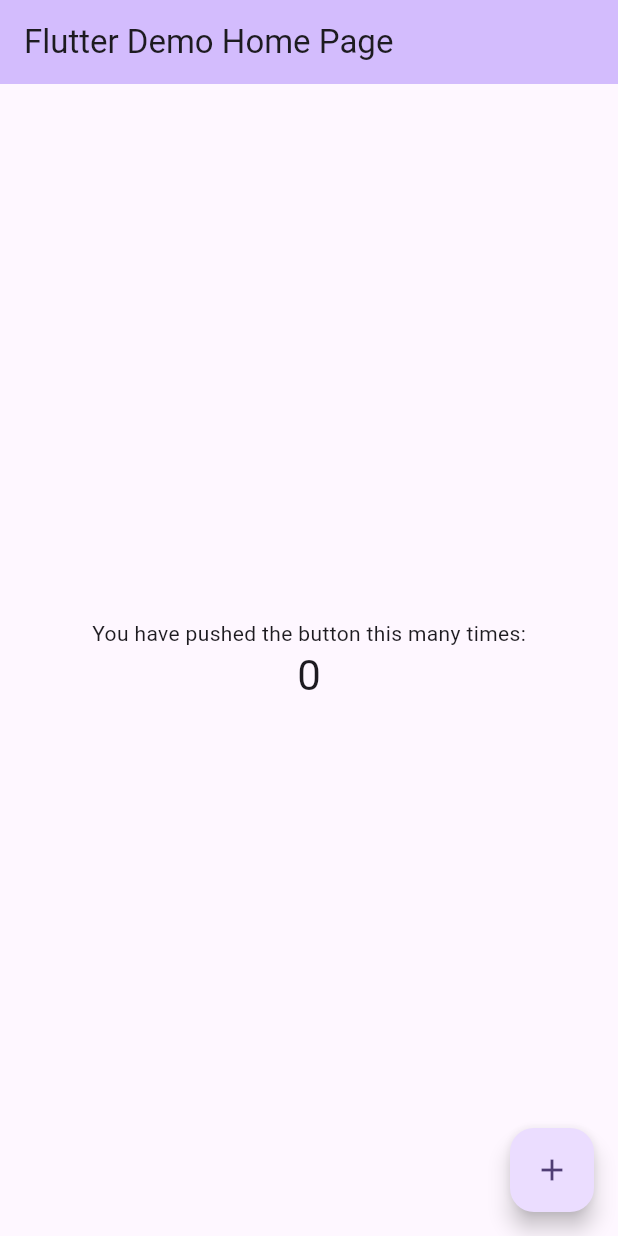
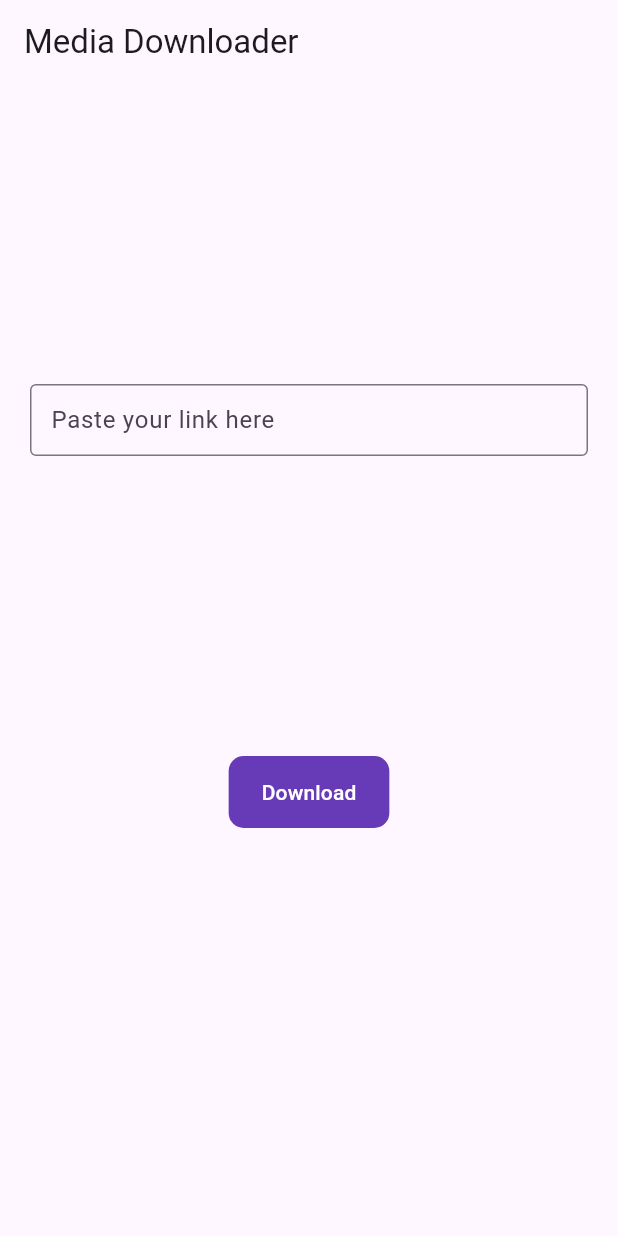
Before and after one commit to DeveloperMalay/downloader, a Flutter app: the screen it shows after launch, on a phone screen of 412 x 824 dp. Run offline on Flutter 3.47's test engine with Material 3 defaults, Android fonts, the phone set to English and light mode, and no system bars.

Commit message:
added some dependency and screens

```diff
--- a/lib/main.dart
+++ b/lib/main.dart
@@ -1,4 +1,6 @@
 import 'package:flutter/material.dart';
+
+import 'presentation/presentation.dart';
 
 void main() {
   runApp(const MyApp());
@@ -7,119 +9,16 @@ void main() {
 class MyApp extends StatelessWidget {
   const MyApp({super.key});
 
-  // This widget is the root of your application.
   @override
   Widget build(BuildContext context) {
     return MaterialApp(
       title: 'Flutter Demo',
+      debugShowCheckedModeBanner: false,
       theme: ThemeData(
-        // This is the theme of your application.
-        //
-        // TRY THIS: Try running your application with "flutter run". You'll see
-        // the application has a purple toolbar. Then, without quitting the app,
-        // try changing the seedColor in the colorScheme below to Colors.green
-        // and then invoke "hot reload" (save your changes or press the "hot
-        // reload" button in a Flutter-supported IDE, or press "r" if you used
-        // the command line to start the app).
-        //
-        // Notice that the counter didn't reset back to zero; the application
-        // state is not lost during the reload. To reset the state, use hot
-        // restart instead.
-        //
-        // This works for code too, not just values: Most code changes can be
-        // tested with just a hot reload.
         colorScheme: ColorScheme.fromSeed(seedColor: Colors.deepPurple),
         useMaterial3: true,
       ),
-      home: const MyHomePage(title: 'Flutter Demo Home Page'),
+      home: const HomeScreen(),
     );
   }
 }
-
-class MyHomePage extends StatefulWidget {
-  const MyHomePage({super.key, required this.title});
-
-  // This widget is the home page of your application. It is stateful, meaning
-  // that it has a State object (defined below) that contains fields that affect
-  // how it looks.
-
-  // This class is the configuration for the state. It holds the values (in this
-  // case the title) provided by the parent (in this case the App widget) and
-  // used by the build method of the State. Fields in a Widget subclass are
-  // always marked "final".
-
-  final String title;
-
-  @override
-  State<MyHomePage> createState() => _MyHomePageState();
-}
-
-class _MyHomePageState extends State<MyHomePage> {
-  int _counter = 0;
-
-  void _incrementCounter() {
-    setState(() {
-      // This call to setState tells the Flutter framework that something has
-      // changed in this State, which causes it to rerun the build method below
-      // so that the display can reflect the updated values. If we changed
-      // _counter without calling setState(), then the build method would not be
-      // called again, and so nothing would appear to happen.
-      _counter++;
-    });
-  }
-
-  @override
-  Widget build(BuildContext context) {
-    // This method is rerun every time setState is called, for instance as done
-    // by the _incrementCounter method above.
-    //
-    // The Flutter framework has been optimized to make rerunning build methods
-    // fast, so that you can just rebuild anything that needs updating rather
-    // than having to individually change instances of widgets.
-    return Scaffold(
-      appBar: AppBar(
-        // TRY THIS: Try changing the color here to a specific color (to
-        // Colors.amber, perhaps?) and trigger a hot reload to see the AppBar
-        // change color while the other colors stay the same.
-        backgroundColor: Theme.of(context).colorScheme.inversePrimary,
-        // Here we take the value from the MyHomePage object that was created by
-        // the App.build method, and use it to set our appbar title.
-        title: Text(widget.title),
-      ),
-      body: Center(
-        // Center is a layout widget. It takes a single child and positions it
-        // in the middle of the parent.
-        child: Column(
-          // Column is also a layout widget. It takes a list of children and
-          // arranges them vertically. By default, it sizes itself to fit its
-          // children horizontally, and tries to be as tall as its parent.
-          //
-          // Column has various properties to control how it sizes itself and
-          // how it positions its children. Here we use mainAxisAlignment to
-          // center the children vertically; the main axis here is the vertical
-          // axis because Columns are vertical (the cross axis would be
-          // horizontal).
-          //
-          // TRY THIS: Invoke "debug painting" (choose the "Toggle Debug Paint"
-          // action in the IDE, or press "p" in the console), to see the
-          // wireframe for each widget.
-          mainAxisAlignment: MainAxisAlignment.center,
-          children: <Widget>[
-            const Text(
-              'You have pushed the button this many times:',
-            ),
-            Text(
-              '$_counter',
-              style: Theme.of(context).textTheme.headlineMedium,
-            ),
-          ],
-        ),
-      ),
-      floatingActionButton: FloatingActionButton(
-        onPressed: _incrementCounter,
-        tooltip: 'Increment',
-        child: const Icon(Icons.add),
-      ), // This trailing comma makes auto-formatting nicer for build methods.
-    );
-  }
-}
--- /dev/null
+++ b/lib/presentation/presentation.dart
@@ -0,0 +1,3 @@
+import 'package:flutter/material.dart';
+
+part 'screens/home_screen/home_screen.dart';
--- /dev/null
+++ b/lib/presentation/screens/home_screen/home_screen.dart
@@ -0,0 +1,62 @@
+part of '../../presentation.dart';
+
+class HomeScreen extends StatefulWidget {
+  const HomeScreen({super.key});
+
+  @override
+  State<HomeScreen> createState() => _HomeScreenState();
+}
+
+class _HomeScreenState extends State<HomeScreen> {
+  late TextEditingController urlController;
+  @override
+  void initState() {
+    urlController = TextEditingController();
+    super.initState();
+  }
+
+  @override
+  Widget build(BuildContext context) {
+    return Scaffold(
+      appBar: AppBar(
+        title: const Text('Media Downloader'),
+      ),
+      body: SingleChildScrollView(
+        child: Padding(
+          padding: const EdgeInsets.symmetric(horizontal: 20),
+          child: Column(
+            children: [
+              const SizedBox(height: 200),
+              TextFormField(
+                decoration: const InputDecoration(
+                  hintText: 'Paste your link here',
+                  border: OutlineInputBorder(),
+                  contentPadding: EdgeInsets.only(left: 10),
+                ),
+                controller: urlController,
+              ),
+              const SizedBox(height: 200),
+              Container(
+                decoration: BoxDecoration(
+                  color: Colors.deepPurple,
+                  borderRadius: BorderRadius.circular(10),
+                ),
+                padding:
+                    const EdgeInsets.symmetric(vertical: 0, horizontal: 10),
+                child: TextButton(
+                  onPressed: () {},
+                  child: const Text(
+                    'Download',
+                    style: TextStyle(
+                      color: Colors.white,
+                    ),
+                  ),
+                ),
+              ),
+            ],
+          ),
+        ),
+      ),
+    );
+  }
+}
--- a/pubspec.yaml
+++ b/pubspec.yaml
@@ -35,6 +35,9 @@ dependencies:
   # The following adds the Cupertino Icons font to your application.
   # Use with the CupertinoIcons class for iOS style icons.
   cupertino_icons: ^1.0.2
+  http: ^1.2.0
+  flutter_bloc: ^8.1.5
+  equatable: ^2.0.5
 
 dev_dependencies:
   flutter_test:
```
Also changed, not shown: pubspec.lock.
